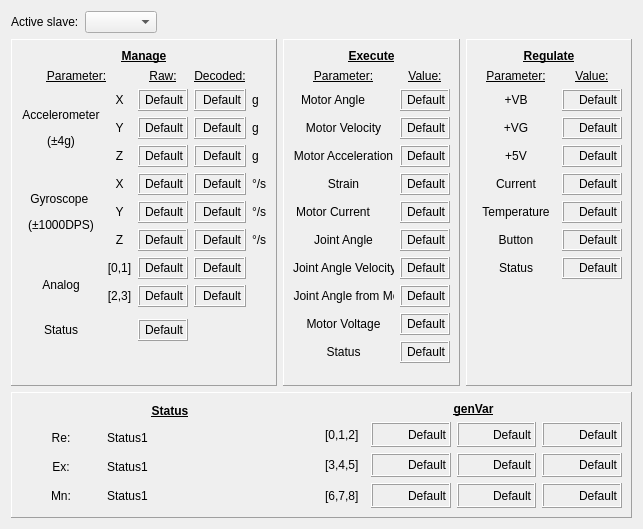
Qt form ui/w_rigid.ui (johnbatzer18/biomech_flexsea-plan) before a commit.
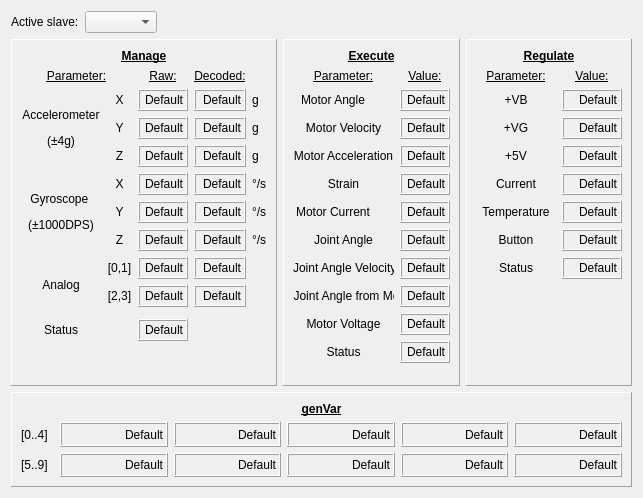
The same form after that commit.

Commit message: Fixed the wrong closed window message (Rigid). Started linking Rigid & Status.

```diff
--- a/ui/w_rigid.ui
+++ b/ui/w_rigid.ui
@@ -7,7 +7,7 @@
     <x>0</x>
     <y>0</y>
     <width>643</width>
-    <height>529</height>
+    <height>498</height>
    </rect>
   </property>
   <property name="sizePolicy">
@@ -2770,183 +2770,9 @@
       <enum>QFrame::Raised</enum>
      </property>
      <layout class="QHBoxLayout" name="horizontalLayout_2">
-      <item>
-       <layout class="QGridLayout" name="gridLayout_4">
-        <item row="2" column="0">
-         <widget class="QLabel" name="label_46">
-          <property name="sizePolicy">
-           <sizepolicy hsizetype="Expanding" vsizetype="Expanding">
-            <horstretch>0</horstretch>
-            <verstretch>0</verstretch>
-           </sizepolicy>
-          </property>
-          <property name="minimumSize">
-           <size>
-            <width>40</width>
-            <height>0</height>
-           </size>
-          </property>
-          <property name="maximumSize">
-           <size>
-            <width>80</width>
-            <height>16777215</height>
-           </size>
-          </property>
-          <property name="layoutDirection">
-           <enum>Qt::LeftToRight</enum>
-          </property>
-          <property name="text">
-           <string>&lt;html&gt;&lt;head/&gt;&lt;body&gt;&lt;p&gt;Ex:&lt;/p&gt;&lt;/body&gt;&lt;/html&gt;</string>
-          </property>
-          <property name="alignment">
-           <set>Qt::AlignCenter</set>
-          </property>
-         </widget>
-        </item>
-        <item row="1" column="1">
-         <widget class="QLabel" name="label_re_stat">
-          <property name="sizePolicy">
-           <sizepolicy hsizetype="Expanding" vsizetype="Expanding">
-            <horstretch>0</horstretch>
-            <verstretch>0</verstretch>
-           </sizepolicy>
-          </property>
-          <property name="minimumSize">
-           <size>
-            <width>0</width>
-            <height>23</height>
-           </size>
-          </property>
-          <property name="text">
-           <string>&lt;html&gt;&lt;head/&gt;&lt;body&gt;&lt;p&gt;Status1&lt;/p&gt;&lt;/body&gt;&lt;/html&gt;</string>
-          </property>
-         </widget>
-        </item>
-        <item row="3" column="0">
-         <widget class="QLabel" name="label_47">
-          <property name="sizePolicy">
-           <sizepolicy hsizetype="Expanding" vsizetype="Expanding">
-            <horstretch>0</horstretch>
-            <verstretch>0</verstretch>
-           </sizepolicy>
-          </property>
-          <property name="minimumSize">
-           <size>
-            <width>40</width>
-            <height>0</height>
-           </size>
-          </property>
-          <property name="maximumSize">
-           <size>
-            <width>80</width>
-            <height>16777215</height>
-           </size>
-          </property>
-          <property name="layoutDirection">
-           <enum>Qt::LeftToRight</enum>
-          </property>
-          <property name="text">
-           <string>&lt;html&gt;&lt;head/&gt;&lt;body&gt;&lt;p&gt;Mn:&lt;/p&gt;&lt;/body&gt;&lt;/html&gt;</string>
-          </property>
-          <property name="alignment">
-           <set>Qt::AlignCenter</set>
-          </property>
-         </widget>
-        </item>
-        <item row="1" column="0">
-         <widget class="QLabel" name="label_45">
-          <property name="sizePolicy">
-           <sizepolicy hsizetype="Expanding" vsizetype="Expanding">
-            <horstretch>0</horstretch>
-            <verstretch>0</verstretch>
-           </sizepolicy>
-          </property>
-          <property name="minimumSize">
-           <size>
-            <width>40</width>
-            <height>0</height>
-           </size>
-          </property>
-          <property name="maximumSize">
-           <size>
-            <width>80</width>
-            <height>16777215</height>
-           </size>
-          </property>
-          <property name="layoutDirection">
-           <enum>Qt::LeftToRight</enum>
-          </property>
-          <property name="text">
-           <string>&lt;html&gt;&lt;head/&gt;&lt;body&gt;&lt;p&gt;Re:&lt;/p&gt;&lt;/body&gt;&lt;/html&gt;</string>
-          </property>
-          <property name="alignment">
-           <set>Qt::AlignCenter</set>
-          </property>
-         </widget>
-        </item>
-        <item row="3" column="1">
-         <widget class="QLabel" name="label_mn_stat">
-          <property name="sizePolicy">
-           <sizepolicy hsizetype="Expanding" vsizetype="Expanding">
-            <horstretch>0</horstretch>
-            <verstretch>0</verstretch>
-           </sizepolicy>
-          </property>
-          <property name="minimumSize">
-           <size>
-            <width>0</width>
-            <height>23</height>
-           </size>
-          </property>
-          <property name="text">
-           <string>&lt;html&gt;&lt;head/&gt;&lt;body&gt;&lt;p&gt;Status1&lt;/p&gt;&lt;/body&gt;&lt;/html&gt;</string>
-          </property>
-         </widget>
-        </item>
-        <item row="2" column="1">
-         <widget class="QLabel" name="label_ex_stat">
-          <property name="sizePolicy">
-           <sizepolicy hsizetype="Expanding" vsizetype="Expanding">
-            <horstretch>0</horstretch>
-            <verstretch>0</verstretch>
-           </sizepolicy>
-          </property>
-          <property name="minimumSize">
-           <size>
-            <width>0</width>
-            <height>23</height>
-           </size>
-          </property>
-          <property name="text">
-           <string>&lt;html&gt;&lt;head/&gt;&lt;body&gt;&lt;p&gt;Status1&lt;/p&gt;&lt;/body&gt;&lt;/html&gt;</string>
-          </property>
-         </widget>
-        </item>
-        <item row="0" column="0" colspan="2">
-         <widget class="QLabel" name="label_40">
-          <property name="sizePolicy">
-           <sizepolicy hsizetype="Expanding" vsizetype="Expanding">
-            <horstretch>0</horstretch>
-            <verstretch>0</verstretch>
-           </sizepolicy>
-          </property>
-          <property name="text">
-           <string>&lt;html&gt;&lt;head/&gt;&lt;body&gt;&lt;p align=&quot;center&quot;&gt;&lt;span style=&quot; font-weight:600; text-decoration: underline;&quot;&gt;Status&lt;/span&gt;&lt;/p&gt;&lt;/body&gt;&lt;/html&gt;</string>
-          </property>
-         </widget>
-        </item>
-       </layout>
-      </item>
       <item>
        <layout class="QGridLayout" name="gridLayout_5">
-        <item row="2" column="0">
-         <widget class="QLabel" name="label_13">
-          <property name="text">
-           <string>[3,4,5]</string>
-          </property>
-         </widget>
-        </item>
-        <item row="2" column="4">
+        <item row="2" column="2">
          <widget class="QLabel" name="dispGV5">
           <property name="sizePolicy">
            <sizepolicy hsizetype="Expanding" vsizetype="Expanding">
@@ -2992,7 +2818,7 @@
           </property>
          </widget>
         </item>
-        <item row="2" column="3">
+        <item row="1" column="6">
          <widget class="QLabel" name="dispGV4">
           <property name="sizePolicy">
            <sizepolicy hsizetype="Expanding" vsizetype="Expanding">
@@ -3038,7 +2864,99 @@
           </property>
          </widget>
         </item>
-        <item row="2" column="2">
+        <item row="2" column="3">
+         <widget class="QLabel" name="dispGV6">
+          <property name="sizePolicy">
+           <sizepolicy hsizetype="Expanding" vsizetype="Expanding">
+            <horstretch>0</horstretch>
+            <verstretch>0</verstretch>
+           </sizepolicy>
+          </property>
+          <property name="minimumSize">
+           <size>
+            <width>50</width>
+            <height>22</height>
+           </size>
+          </property>
+          <property name="maximumSize">
+           <size>
+            <width>200</width>
+            <height>16777215</height>
+           </size>
+          </property>
+          <property name="baseSize">
+           <size>
+            <width>50</width>
+            <height>0</height>
+           </size>
+          </property>
+          <property name="autoFillBackground">
+           <bool>false</bool>
+          </property>
+          <property name="frameShape">
+           <enum>QFrame::Box</enum>
+          </property>
+          <property name="frameShadow">
+           <enum>QFrame::Raised</enum>
+          </property>
+          <property name="lineWidth">
+           <number>1</number>
+          </property>
+          <property name="text">
+           <string>Default</string>
+          </property>
+          <property name="alignment">
+           <set>Qt::AlignRight|Qt::AlignTrailing|Qt::AlignVCenter</set>
+          </property>
+         </widget>
+        </item>
+        <item row="2" column="4">
+         <widget class="QLabel" name="dispGV7">
+          <property name="sizePolicy">
+           <sizepolicy hsizetype="Expanding" vsizetype="Expanding">
+            <horstretch>0</horstretch>
+            <verstretch>0</verstretch>
+           </sizepolicy>
+          </property>
+          <property name="minimumSize">
+           <size>
+            <width>50</width>
+            <height>22</height>
+           </size>
+          </property>
+          <property name="maximumSize">
+           <size>
+            <width>200</width>
+            <height>16777215</height>
+           </size>
+          </property>
+          <property name="baseSize">
+           <size>
+            <width>50</width>
+            <height>0</height>
+           </size>
+          </property>
+          <property name="autoFillBackground">
+           <bool>false</bool>
+          </property>
+          <property name="frameShape">
+           <enum>QFrame::Box</enum>
+          </property>
+          <property name="frameShadow">
+           <enum>QFrame::Raised</enum>
+          </property>
+          <property name="lineWidth">
+           <number>1</number>
+          </property>
+          <property name="text">
+           <string>Default</string>
+          </property>
+          <property name="alignment">
+           <set>Qt::AlignRight|Qt::AlignTrailing|Qt::AlignVCenter</set>
+          </property>
+         </widget>
+        </item>
+        <item row="1" column="5">
          <widget class="QLabel" name="dispGV3">
           <property name="sizePolicy">
            <sizepolicy hsizetype="Expanding" vsizetype="Expanding">
@@ -3084,6 +3002,59 @@
           </property>
          </widget>
         </item>
+        <item row="2" column="5">
+         <widget class="QLabel" name="dispGV8">
+          <property name="sizePolicy">
+           <sizepolicy hsizetype="Expanding" vsizetype="Expanding">
+            <horstretch>0</horstretch>
+            <verstretch>0</verstretch>
+           </sizepolicy>
+          </property>
+          <property name="minimumSize">
+           <size>
+            <width>50</width>
+            <height>22</height>
+           </size>
+          </property>
+          <property name="maximumSize">
+           <size>
+            <width>200</width>
+            <height>16777215</height>
+           </size>
+          </property>
+          <property name="baseSize">
+           <size>
+            <width>50</width>
+            <height>0</height>
+           </size>
+          </property>
+          <property name="autoFillBackground">
+           <bool>false</bool>
+          </property>
+          <property name="frameShape">
+           <enum>QFrame::Box</enum>
+          </property>
+          <property name="frameShadow">
+           <enum>QFrame::Raised</enum>
+          </property>
+          <property name="lineWidth">
+           <number>1</number>
+          </property>
+          <property name="text">
+           <string>Default</string>
+          </property>
+          <property name="alignment">
+           <set>Qt::AlignRight|Qt::AlignTrailing|Qt::AlignVCenter</set>
+          </property>
+         </widget>
+        </item>
+        <item row="2" column="0">
+         <widget class="QLabel" name="label_13">
+          <property name="text">
+           <string>[5..9]</string>
+          </property>
+         </widget>
+        </item>
         <item row="1" column="4">
          <widget class="QLabel" name="dispGV2">
           <property name="sizePolicy">
@@ -3225,19 +3196,12 @@
         <item row="1" column="0">
          <widget class="QLabel" name="label_12">
           <property name="text">
-           <string>[0,1,2]</string>
+           <string>[0..4]</string>
           </property>
          </widget>
         </item>
-        <item row="3" column="0">
-         <widget class="QLabel" name="label_14">
-          <property name="text">
-           <string>[6,7,8]</string>
-          </property>
-         </widget>
-        </item>
-        <item row="3" column="2">
-         <widget class="QLabel" name="dispGV6">
+        <item row="2" column="6">
+         <widget class="QLabel" name="dispGV9">
           <property name="sizePolicy">
            <sizepolicy hsizetype="Expanding" vsizetype="Expanding">
             <horstretch>0</horstretch>
@@ -3282,99 +3246,7 @@
           </property>
          </widget>
         </item>
-        <item row="3" column="3">
-         <widget class="QLabel" name="dispGV7">
-          <property name="sizePolicy">
-           <sizepolicy hsizetype="Expanding" vsizetype="Expanding">
-            <horstretch>0</horstretch>
-            <verstretch>0</verstretch>
-           </sizepolicy>
-          </property>
-          <property name="minimumSize">
-           <size>
-            <width>50</width>
-            <height>22</height>
-           </size>
-          </property>
-          <property name="maximumSize">
-           <size>
-            <width>200</width>
-            <height>16777215</height>
-           </size>
-          </property>
-          <property name="baseSize">
-           <size>
-            <width>50</width>
-            <height>0</height>
-           </size>
-          </property>
-          <property name="autoFillBackground">
-           <bool>false</bool>
-          </property>
-          <property name="frameShape">
-           <enum>QFrame::Box</enum>
-          </property>
-          <property name="frameShadow">
-           <enum>QFrame::Raised</enum>
-          </property>
-          <property name="lineWidth">
-           <number>1</number>
-          </property>
-          <property name="text">
-           <string>Default</string>
-          </property>
-          <property name="alignment">
-           <set>Qt::AlignRight|Qt::AlignTrailing|Qt::AlignVCenter</set>
-          </property>
-         </widget>
-        </item>
-        <item row="3" column="4">
-         <widget class="QLabel" name="dispGV8">
-          <property name="sizePolicy">
-           <sizepolicy hsizetype="Expanding" vsizetype="Expanding">
-            <horstretch>0</horstretch>
-            <verstretch>0</verstretch>
-           </sizepolicy>
-          </property>
-          <property name="minimumSize">
-           <size>
-            <width>50</width>
-            <height>22</height>
-           </size>
-          </property>
-          <property name="maximumSize">
-           <size>
-            <width>200</width>
-            <height>16777215</height>
-           </size>
-          </property>
-          <property name="baseSize">
-           <size>
-            <width>50</width>
-            <height>0</height>
-           </size>
-          </property>
-          <property name="autoFillBackground">
-           <bool>false</bool>
-          </property>
-          <property name="frameShape">
-           <enum>QFrame::Box</enum>
-          </property>
-          <property name="frameShadow">
-           <enum>QFrame::Raised</enum>
-          </property>
-          <property name="lineWidth">
-           <number>1</number>
-          </property>
-          <property name="text">
-           <string>Default</string>
-          </property>
-          <property name="alignment">
-           <set>Qt::AlignRight|Qt::AlignTrailing|Qt::AlignVCenter</set>
-          </property>
-         </widget>
-        </item>
-        <item row="0" column="0" colspan="5">
+        <item row="0" column="0" colspan="7">
          <widget class="QLabel" name="label_11">
           <property name="text">
            <string>&lt;html&gt;&lt;head/&gt;&lt;body&gt;&lt;p align=&quot;center&quot;&gt;&lt;span style=&quot; font-weight:600; text-decoration: underline;&quot;&gt;genVar&lt;/span&gt;&lt;/p&gt;&lt;/body&gt;&lt;/html&gt;</string>
```
Left out of the diff: 92 changed lines with no effect on the pictures. The commit also changes 5 other files.
